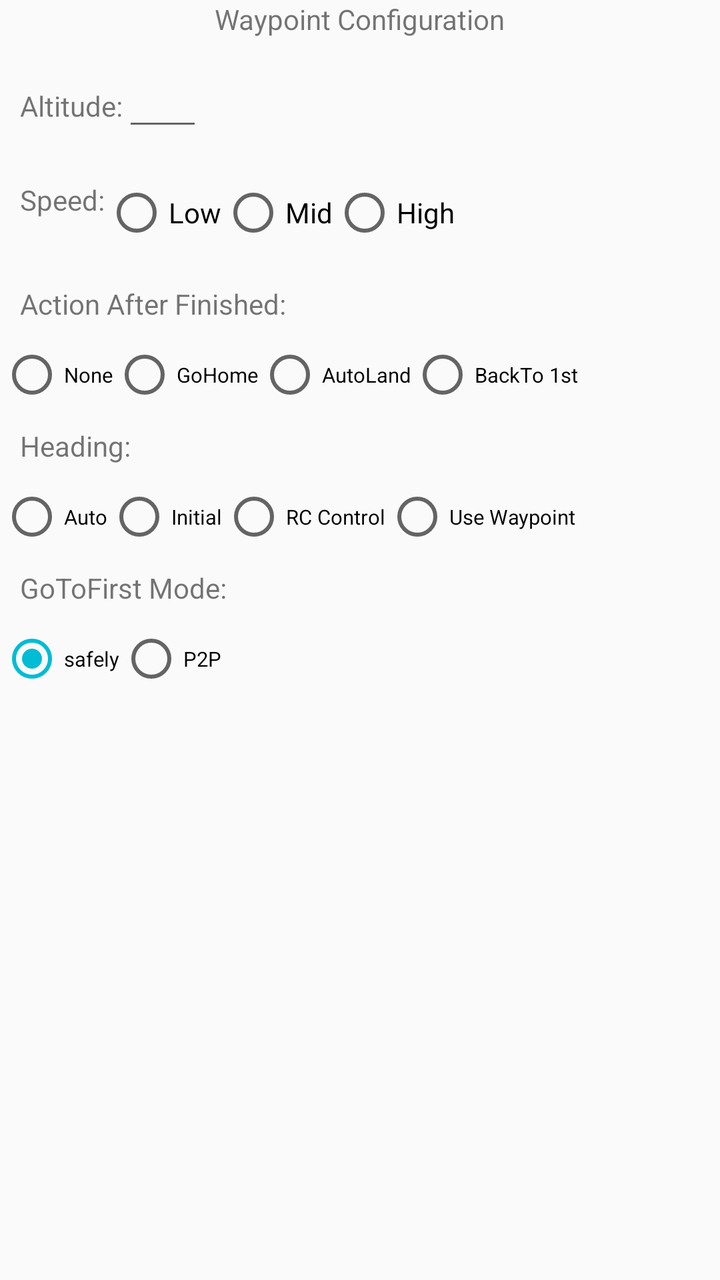
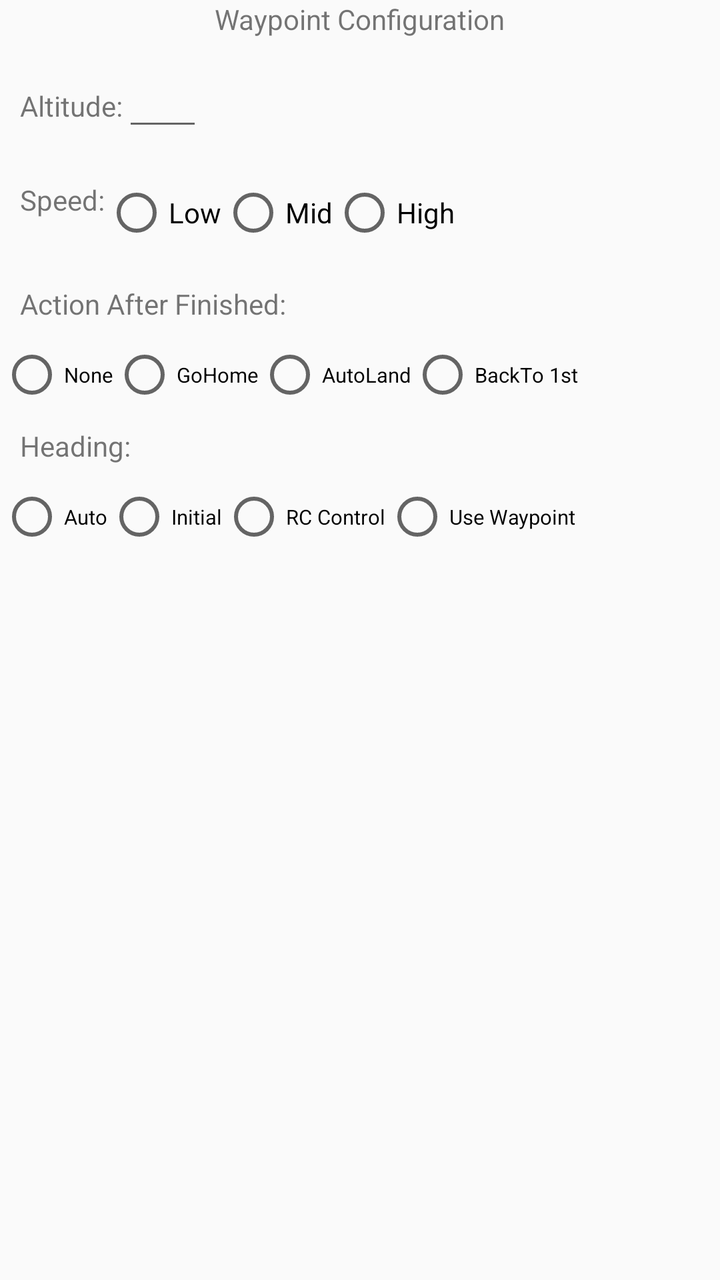

An Android layout rendered at two revisions. The XML below is the earlier revision; the diff shows what the commit changed to produce the second picture.
<!-- AndroidManifest.xml: application theme AppTheme -->
<!-- res/layout/dialog_waypoint2setting.xml -->
<?xml version="1.0" encoding="utf-8"?>
<LinearLayout xmlns:android="http://schemas.android.com/apk/res/android"
    android:layout_width="match_parent"
    android:layout_height="wrap_content"
    android:orientation="vertical"
    android:layout_marginBottom="10dp"
    android:layout_marginTop="10dp"
    android:layout_marginLeft="10dp"
    android:layout_marginRight="10dp">

    <TextView
        android:layout_width="wrap_content"
        android:layout_height="wrap_content"
        android:text="Waypoint Configuration"
        android:layout_gravity="center_horizontal">
    </TextView>

    <LinearLayout
        android:layout_width="match_parent"
        android:layout_height="wrap_content"
        android:orientation="horizontal"
        android:layout_marginBottom="10dp"
        android:layout_marginTop="10dp"
        android:layout_marginLeft="10dp"
        android:layout_marginRight="10dp">
        <TextView
            android:layout_width="wrap_content"
            android:layout_height="wrap_content"
            android:text="Altitude:">
        </TextView>
        <EditText
            android:id="@+id/altitude"
            android:layout_width="40dp"
            android:layout_height="wrap_content">
        </EditText>
    </LinearLayout>

    <LinearLayout
        android:layout_width="match_parent"
        android:layout_height="wrap_content"
        android:orientation="horizontal"
        android:layout_marginBottom="10dp"
        android:layout_marginTop="10dp"
        android:layout_marginLeft="10dp"
        android:layout_marginRight="10dp">
        <TextView
            android:layout_width="wrap_content"
            android:layout_height="wrap_content"
            android:text="Speed:">
        </TextView>
        <RadioGroup
            android:layout_width="wrap_content"
            android:layout_height="wrap_content"
            android:orientation="horizontal"
            android:id="@+id/speed"
            android:layout_gravity="center_horizontal">
            <RadioButton
                android:id="@+id/lowSpeed"
                android:layout_width="wrap_content"
                android:layout_height="wrap_content"
                android:text="Low"/>
            <RadioButton
                android:id="@+id/MidSpeed"
                android:layout_width="wrap_content"
                android:layout_height="wrap_content"
                android:text="Mid"/>
            <RadioButton
                android:id="@+id/HighSpeed"
                android:layout_width="wrap_content"
                android:layout_height="wrap_content"
                android:text="High"/>
        </RadioGroup>
    </LinearLayout>

    <LinearLayout
        android:layout_width="match_parent"
        android:layout_height="wrap_content"
        android:orientation="horizontal"
        android:layout_marginBottom="10dp"
        android:layout_marginTop="10dp"
        android:layout_marginLeft="10dp"
        android:layout_marginRight="10dp">
        <TextView
            android:layout_width="wrap_content"
            android:layout_height="wrap_content"
            android:text="Action After Finished:"/>
    </LinearLayout>

    <LinearLayout
        android:layout_width="match_parent"
        android:layout_height="wrap_content"
        android:orientation="horizontal" >
        <RadioGroup
            android:layout_width="wrap_content"
            android:layout_height="wrap_content"
            android:orientation="horizontal"
            android:id="@+id/actionAfterFinished"
            android:layout_gravity="center_horizontal">
            <RadioButton
                android:id="@+id/finishNone"
                android:layout_width="wrap_content"
                android:layout_height="wrap_content"
                android:textSize="5pt"
                android:text="None"/>
            <RadioButton
                android:id="@+id/finishGoHome"
                android:layout_width="wrap_content"
                android:layout_height="wrap_content"
                android:textSize="5pt"
                android:text="GoHome"/>
            <RadioButton
                android:id="@+id/finishAutoLanding"
                android:layout_width="wrap_content"
                android:layout_height="wrap_content"
                android:textSize="5pt"
                android:text="AutoLand"/>
            <RadioButton
                android:id="@+id/finishToFirst"
                android:layout_width="wrap_content"
                android:layout_height="wrap_content"
                android:textSize="5pt"
                android:text="BackTo 1st"/>






        </RadioGroup>
    </LinearLayout>

    <LinearLayout
        android:layout_width="match_parent"
        android:layout_height="wrap_content"
        android:orientation="horizontal"
        android:layout_marginBottom="10dp"
        android:layout_marginTop="10dp"
        android:layout_marginLeft="10dp"
        android:layout_marginRight="10dp">
        <TextView
            android:layout_width="wrap_content"
            android:layout_height="wrap_content"
            android:text="Heading:"/>
    </LinearLayout>

    <LinearLayout
        android:layout_width="match_parent"
        android:layout_height="wrap_content"
        android:orientation="horizontal" >
        <RadioGroup
            android:layout_width="wrap_content"
            android:layout_height="wrap_content"
            android:orientation="horizontal"
            android:id="@+id/heading"
            android:layout_gravity="center_horizontal">
            <RadioButton
                android:id="@+id/headingNext"
                android:layout_width="wrap_content"
                android:layout_height="wrap_content"
                android:textSize="5pt"
                android:text="Auto"/>
            <RadioButton
                android:id="@+id/headingInitDirec"
                android:layout_width="wrap_content"
                android:layout_height="wrap_content"
                android:textSize="5pt"
                android:text="Initial"/>
            <RadioButton
                android:id="@+id/headingRC"
                android:layout_width="wrap_content"
                android:layout_height="wrap_content"
                android:textSize="5pt"
                android:text="RC Control"/>
            <RadioButton
                android:id="@+id/headingWP"
                android:layout_width="wrap_content"
                android:layout_height="wrap_content"
                android:textSize="5pt"
                android:text="Use Waypoint"/>
        </RadioGroup>
    </LinearLayout>
    <LinearLayout
        android:layout_width="match_parent"
        android:layout_height="wrap_content"
        android:orientation="horizontal"
        android:layout_marginBottom="10dp"
        android:layout_marginTop="10dp"
        android:layout_marginLeft="10dp"
        android:layout_marginRight="10dp">
        <TextView
            android:layout_width="wrap_content"
            android:layout_height="wrap_content"
            android:text="GoToFirst Mode:"/>
    </LinearLayout>

    <LinearLayout
        android:layout_width="match_parent"
        android:layout_height="wrap_content"
        android:orientation="horizontal" >
        <RadioGroup
            android:layout_width="wrap_content"
            android:layout_height="wrap_content"
            android:orientation="horizontal"
            android:id="@+id/go_to_first_mode"
            android:checkedButton="@id/rb_safely"
            android:layout_gravity="center_horizontal">
            <RadioButton
                android:id="@+id/rb_safely"
                android:layout_width="wrap_content"
                android:layout_height="wrap_content"
                android:textSize="5pt"
                android:text="safely"/>
            <RadioButton
                android:id="@+id/rb_p2p"
                android:layout_width="wrap_content"
                android:layout_height="wrap_content"
                android:textSize="5pt"
                android:text="P2P"/>
        </RadioGroup>
    </LinearLayout>
</LinearLayout>
<!-- resources referenced by this layout -->
<resources>
  <style name="AppTheme" parent="Theme.AppCompat.Light.DarkActionBar">
          
          <item name="colorPrimary">@color/colorPrimary</item>
          <item name="colorPrimaryDark">@color/colorPrimaryDark</item>
          <item name="colorAccent">@color/colorAccent</item>
          <item name="android:navigationBarColor">@color/colorPrimary</item>
          <item name="actionMenuTextAppearance">@style/menu_item_appearance</item>
      </style>
  <color name="colorPrimary">#2fb3cb</color>
  <color name="colorPrimaryDark">#0099cc</color>
  <color name="colorAccent">#00bcd4</color>
  <style name="menu_item_appearance" parent="@android:style/TextAppearance.Holo.Widget.ActionBar.Menu">
          <item name="android:textSize">25sp</item>
      </style>
</resources>

<!-- the commit's change to res/layout/dialog_waypoint2setting.xml (unified diff, before → after) -->
@@ -186,36 +186,6 @@
         android:layout_marginBottom="10dp"
         android:layout_marginTop="10dp"
         android:layout_marginLeft="10dp"
-        android:layout_marginRight="10dp">
-        <TextView
-            android:layout_width="wrap_content"
-            android:layout_height="wrap_content"
-            android:text="GoToFirst Mode:"/>
-    </LinearLayout>
+        android:layout_marginRight="10dp"/>
 
-    <LinearLayout
-        android:layout_width="match_parent"
-        android:layout_height="wrap_content"
-        android:orientation="horizontal" >
-        <RadioGroup
-            android:layout_width="wrap_content"
-            android:layout_height="wrap_content"
-            android:orientation="horizontal"
-            android:id="@+id/go_to_first_mode"
-            android:checkedButton="@id/rb_safely"
-            android:layout_gravity="center_horizontal">
-            <RadioButton
-                android:id="@+id/rb_safely"
-                android:layout_width="wrap_content"
-                android:layout_height="wrap_content"
-                android:textSize="5pt"
-                android:text="safely"/>
-            <RadioButton
-                android:id="@+id/rb_p2p"
-                android:layout_width="wrap_content"
-                android:layout_height="wrap_content"
-                android:textSize="5pt"
-                android:text="P2P"/>
-        </RadioGroup>
-    </LinearLayout>
 </LinearLayout>
